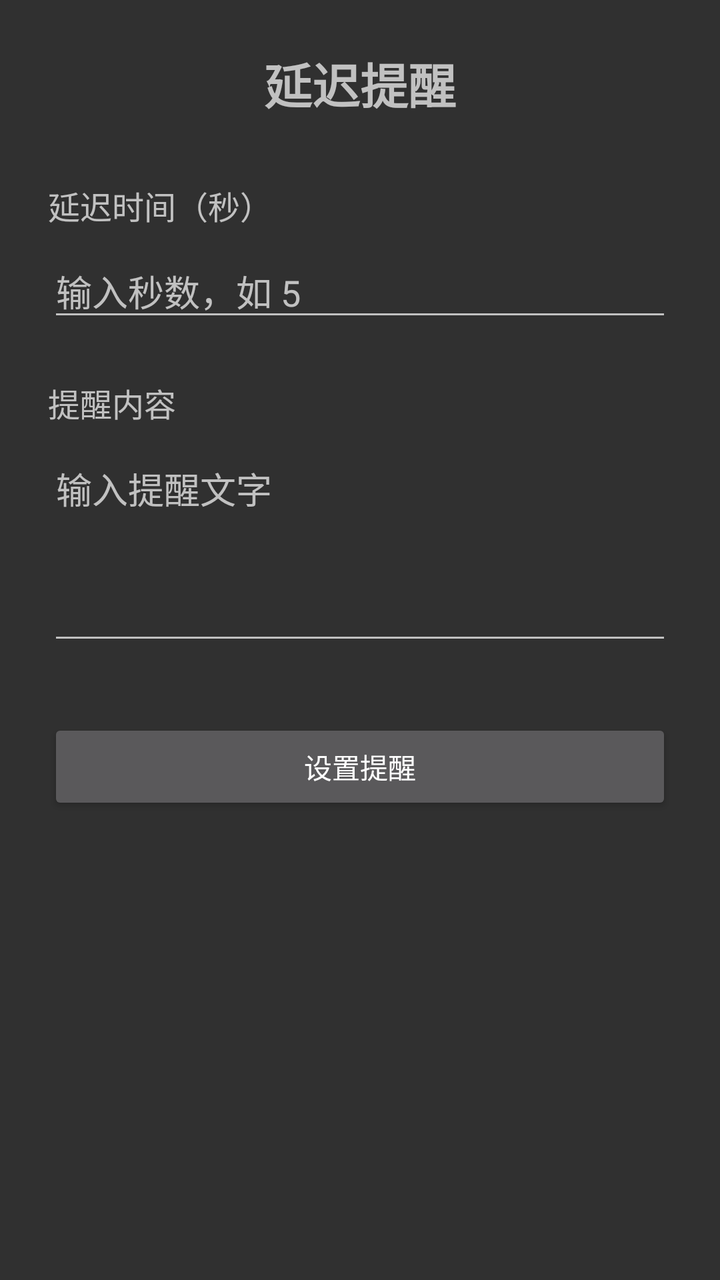
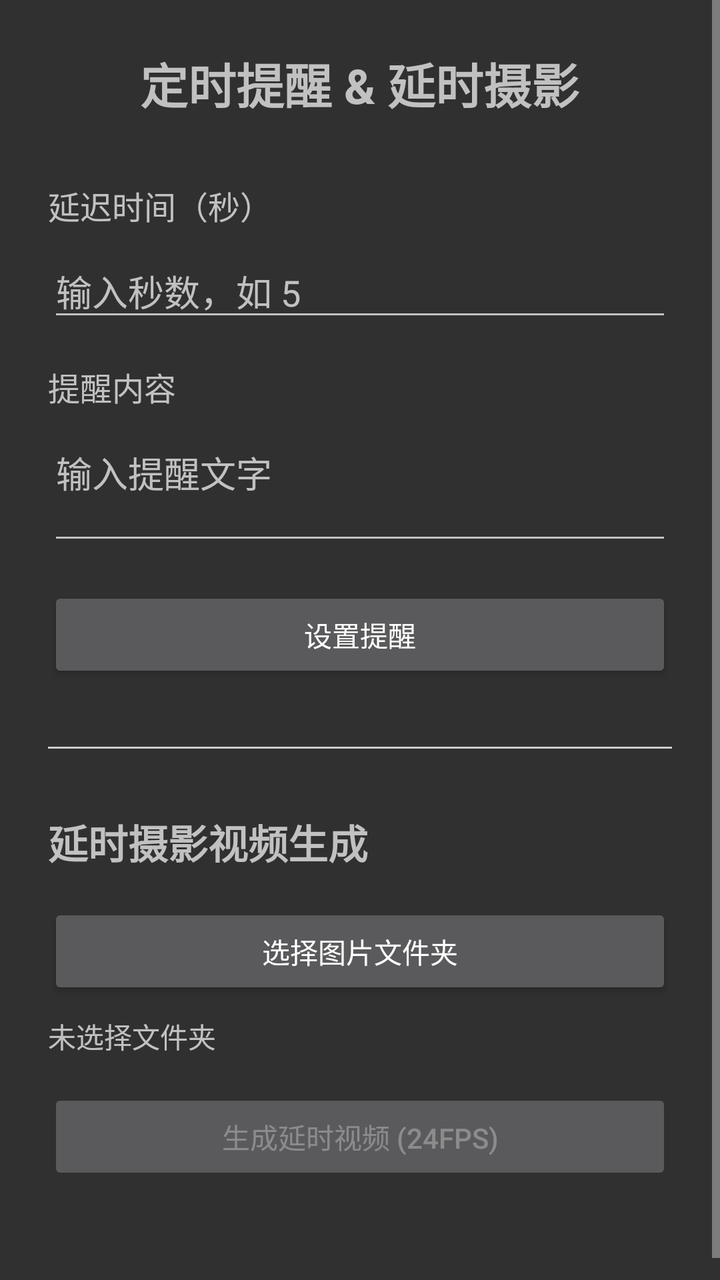

An Android layout rendered at two revisions. The XML below is the earlier revision; the diff shows what the commit changed to produce the second picture.
<!-- AndroidManifest.xml: application theme Theme.AppCompat -->
<!-- res/layout/activity_main.xml -->
<?xml version="1.0" encoding="utf-8"?>
<LinearLayout xmlns:android="http://schemas.android.com/apk/res/android"
    android:layout_width="match_parent"
    android:layout_height="match_parent"
    android:orientation="vertical"
    android:padding="24dp">

    <TextView
        android:layout_width="wrap_content"
        android:layout_height="wrap_content"
        android:text="延迟提醒"
        android:textSize="24sp"
        android:textStyle="bold"
        android:layout_marginBottom="32dp"
        android:layout_gravity="center_horizontal"/>

    <TextView
        android:layout_width="match_parent"
        android:layout_height="wrap_content"
        android:text="延迟时间（秒）"
        android:textSize="16sp"
        android:layout_marginBottom="8dp"/>

    <EditText
        android:id="@+id/etSeconds"
        android:layout_width="match_parent"
        android:layout_height="wrap_content"
        android:inputType="number"
        android:hint="输入秒数，如 5"
        android:layout_marginBottom="24dp"/>

    <TextView
        android:layout_width="match_parent"
        android:layout_height="wrap_content"
        android:text="提醒内容"
        android:textSize="16sp"
        android:layout_marginBottom="8dp"/>

    <EditText
        android:id="@+id/etMessage"
        android:layout_width="match_parent"
        android:layout_height="wrap_content"
        android:hint="输入提醒文字"
        android:minLines="4"
        android:gravity="top|start"
        android:inputType="textMultiLine"
        android:layout_marginBottom="32dp"/>

    <Button
        android:id="@+id/btnSchedule"
        android:layout_width="match_parent"
        android:layout_height="wrap_content"
        android:text="设置提醒"/>

</LinearLayout>
<!-- resources referenced by this layout -->
<resources>

</resources>

<!-- the commit's change to res/layout/activity_main.xml (unified diff, before → after) -->
@@ -1,55 +1,114 @@
 <?xml version="1.0" encoding="utf-8"?>
-<LinearLayout xmlns:android="http://schemas.android.com/apk/res/android"
+<ScrollView xmlns:android="http://schemas.android.com/apk/res/android"
     android:layout_width="match_parent"
-    android:layout_height="match_parent"
-    android:orientation="vertical"
-    android:padding="24dp">
+    android:layout_height="match_parent">
 
-    <TextView
-        android:layout_width="wrap_content"
-        android:layout_height="wrap_content"
-        android:text="延迟提醒"
-        android:textSize="24sp"
-        android:textStyle="bold"
-        android:layout_marginBottom="32dp"
-        android:layout_gravity="center_horizontal"/>
-
-    <TextView
+    <LinearLayout
         android:layout_width="match_parent"
         android:layout_height="wrap_content"
-        android:text="延迟时间（秒）"
-        android:textSize="16sp"
-        android:layout_marginBottom="8dp"/>
+        android:orientation="vertical"
+        android:padding="24dp">
 
-    <EditText
-        android:id="@+id/etSeconds"
-        android:layout_width="match_parent"
-        android:layout_height="wrap_content"
-        android:inputType="number"
-        android:hint="输入秒数，如 5"
-        android:layout_marginBottom="24dp"/>
+        <TextView
+            android:layout_width="wrap_content"
+            android:layout_height="wrap_content"
+            android:text="定时提醒 &amp; 延时摄影"
+            android:textSize="24sp"
+            android:textStyle="bold"
+            android:layout_marginBottom="32dp"
+            android:layout_gravity="center_horizontal"/>
 
-    <TextView
-        android:layout_width="match_parent"
-        android:layout_height="wrap_content"
-        android:text="提醒内容"
-        android:textSize="16sp"
-        android:layout_marginBottom="8dp"/>
+        <TextView
+            android:layout_width="match_parent"
+            android:layout_height="wrap_content"
+            android:text="延迟时间（秒）"
+            android:textSize="16sp"
+            android:layout_marginBottom="8dp"/>
 
-    <EditText
-        android:id="@+id/etMessage"
-        android:layout_width="match_parent"
-        android:layout_height="wrap_content"
-        android:hint="输入提醒文字"
-        android:minLines="4"
-        android:gravity="top|start"
-        android:inputType="textMultiLine"
-        android:layout_marginBottom="32dp"/>
+        <EditText
+            android:id="@+id/etSeconds"
+            android:layout_width="match_parent"
+            android:layout_height="wrap_content"
+            android:inputType="number"
+            android:hint="输入秒数，如 5"
+            android:layout_marginBottom="16dp"/>
 
-    <Button
-        android:id="@+id/btnSchedule"
-        android:layout_width="match_parent"
-        android:layout_height="wrap_content"
-        android:text="设置提醒"/>
+        <TextView
+            android:layout_width="match_parent"
+            android:layout_height="wrap_content"
+            android:text="提醒内容"
+            android:textSize="16sp"
+            android:layout_marginBottom="8dp"/>
 
-</LinearLayout>
+        <EditText
+            android:id="@+id/etMessage"
+            android:layout_width="match_parent"
+            android:layout_height="wrap_content"
+            android:hint="输入提醒文字"
+            android:minLines="2"
+            android:gravity="top|start"
+            android:inputType="textMultiLine"
+            android:layout_marginBottom="16dp"/>
+
+        <Button
+            android:id="@+id/btnSchedule"
+            android:layout_width="match_parent"
+            android:layout_height="wrap_content"
+            android:text="设置提醒"
+            android:layout_marginBottom="32dp"/>
+
+        <View
+            android:layout_width="match_parent"
+            android:layout_height="1dp"
+            android:background="#CCCCCC"
+            android:layout_marginBottom="32dp"/>
+
+        <TextView
+            android:layout_width="wrap_content"
+            android:layout_height="wrap_content"
+            android:text="延时摄影视频生成"
+            android:textSize="20sp"
+            android:textStyle="bold"
+            android:layout_marginBottom="16dp"/>
+
+        <Button
+            android:id="@+id/btnSelectFolder"
+            android:layout_width="match_parent"
+            android:layout_height="wrap_content"
+            android:text="选择图片文件夹"
+            android:layout_marginBottom="8dp"/>
+
+        <TextView
+            android:id="@+id/tvSelectedPath"
+            android:layout_width="match_parent"
+            android:layout_height="wrap_content"
+            android:text="未选择文件夹"
+            android:textSize="14sp"
+            android:layout_marginBottom="16dp"/>
+
+        <Button
+            android:id="@+id/btnGenerateVideo"
+            android:layout_width="match_parent"
+            android:layout_height="wrap_content"
+            android:text="生成延时视频 (24fps)"
+            android:enabled="false"
+            android:layout_marginBottom="16dp"/>
+
+        <ProgressBar
+            android:id="@+id/pbVideoGeneration"
+            style="?android:attr/progressBarStyleHorizontal"
+            android:layout_width="match_parent"
+            android:layout_height="wrap_content"
+            android:visibility="gone"
+            android:layout_marginBottom="8dp"/>
+
+        <TextView
+            android:id="@+id/tvStatus"
+            android:layout_width="match_parent"
+            android:layout_height="wrap_content"
+            android:text=""
+            android:textSize="14sp"
+            android:textColor="#666666"/>
+
+    </LinearLayout>
+</ScrollView>
